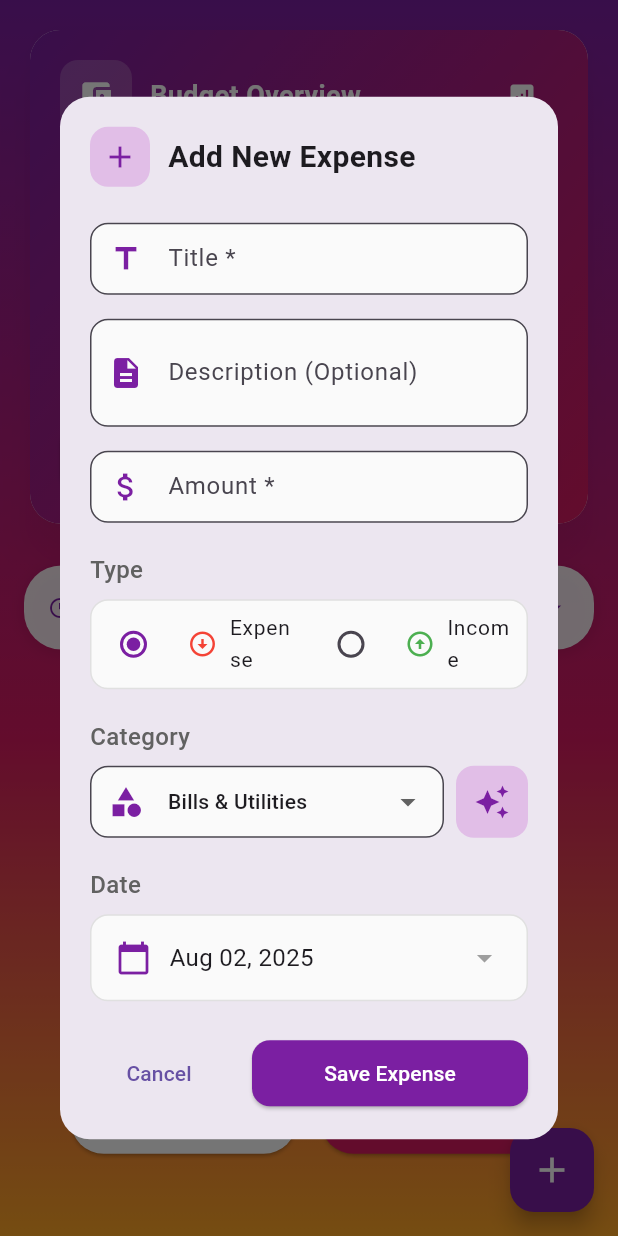
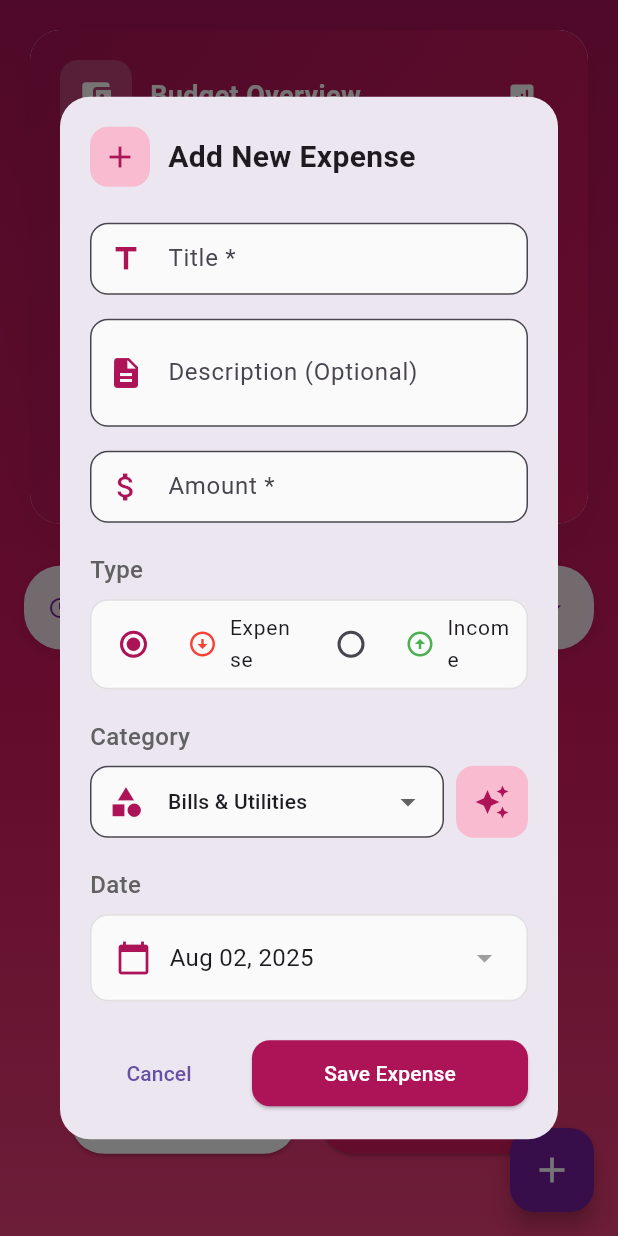
Before and after one commit to KerelosNasser/Hub, a Flutter app: the ExpenseTrackerPage screen opened directly, after a tap on "Add Expense", on a phone screen of 412 x 824 dp. Run offline on Flutter 3.47's test engine with Material 3 defaults, Android fonts, the phone set to English and light mode, and no system bars; our stand-ins replace animate_do, appwrite, audioplayers, awesome_notifications, bottom_navy_bar, connectivity_plus and 16 more; missing offline and left inert: external_app_launcher, google_mlkit_text_recognition, health, home_widget, workmanager; accounts and stored records are empty.

Commit message:
modified:   lib/expense_tracker/views/expense_tracker_page.dart 	modified:   lib/expense_tracker/widgets/add_expense_dialog.dart 	modified:   lib/expense_tracker/widgets/analytic_bottom_sheet.dart

```diff
--- a/lib/expense_tracker/widgets/add_expense_dialog.dart
+++ b/lib/expense_tracker/widgets/add_expense_dialog.dart
@@ -140,10 +140,10 @@ class _EnhancedAddExpenseDialogState extends State<EnhancedAddExpenseDialog>
                       Container(
                         padding: EdgeInsets.all(8),
                         decoration: BoxDecoration(
-                          color: Colors.purple.shade100,
+                          color: Colors.pink.shade100,
                           borderRadius: BorderRadius.circular(12),
                         ),
-                        child: Icon(Icons.add, color: Colors.purple.shade700, size: 24),
+                        child: Icon(Icons.add, color: Colors.pink.shade800, size: 24),
                       ),
                       SizedBox(width: 12),
                       Expanded(
@@ -212,7 +212,7 @@ class _EnhancedAddExpenseDialogState extends State<EnhancedAddExpenseDialog>
                         child: ElevatedButton(
                           onPressed: _saveExpense,
                           style: ElevatedButton.styleFrom(
-                            backgroundColor: Colors.purple.shade700,
+                            backgroundColor: Colors.pink.shade800,
                             foregroundColor: Colors.white,
                             shape: RoundedRectangleBorder(
                               borderRadius: BorderRadius.circular(12),
@@ -247,14 +247,14 @@ class _EnhancedAddExpenseDialogState extends State<EnhancedAddExpenseDialog>
       maxLines: maxLines,
       decoration: InputDecoration(
         labelText: required ? '$label *' : label,
-        prefixIcon: Icon(icon, color: Colors.purple.shade700),
+        prefixIcon: Icon(icon, color: Colors.pink.shade800),
         border: OutlineInputBorder(
           borderRadius: BorderRadius.circular(12),
           borderSide: BorderSide(color: Colors.grey.shade300),
         ),
         focusedBorder: OutlineInputBorder(
           borderRadius: BorderRadius.circular(12),
-          borderSide: BorderSide(color: Colors.purple.shade700, width: 2),
+          borderSide: BorderSide(color: Colors.pink.shade800, width: 2),
         ),
         filled: true,
         fillColor: Colors.grey.shade50,
@@ -299,7 +299,7 @@ class _EnhancedAddExpenseDialogState extends State<EnhancedAddExpenseDialog>
                   onChanged: (ExpenseType? value) {
                     setState(() => _selectedType = value!);
                   },
-                  activeColor: Colors.purple.shade700,
+                  activeColor: Colors.pink.shade800,
                   contentPadding: EdgeInsets.symmetric(horizontal: 8),
                 ),
               ),
@@ -318,7 +318,7 @@ class _EnhancedAddExpenseDialogState extends State<EnhancedAddExpenseDialog>
                   onChanged: (ExpenseType? value) {
                     setState(() => _selectedType = value!);
                   },
-                  activeColor: Colors.purple.shade700,
+                  activeColor: Colors.pink.shade800,
                   contentPadding: EdgeInsets.symmetric(horizontal: 8),
                 ),
               ),
@@ -348,7 +348,7 @@ class _EnhancedAddExpenseDialogState extends State<EnhancedAddExpenseDialog>
               child: DropdownButtonFormField<String>(
                 value: _selectedCategory.isEmpty ? null : _selectedCategory,
                 decoration: InputDecoration(
-                  prefixIcon: Icon(Icons.category, color: Colors.purple.shade700),
+                  prefixIcon: Icon(Icons.category, color: Colors.pink.shade800),
                   border: OutlineInputBorder(borderRadius: BorderRadius.circular(12)),
                   filled: true,
                   fillColor: Colors.grey.shade50,
@@ -368,7 +368,7 @@ class _EnhancedAddExpenseDialogState extends State<EnhancedAddExpenseDialog>
             SizedBox(width: 8),
             Container(
               decoration: BoxDecoration(
-                color: Colors.purple.shade100,
+                color: Colors.pink.shade100,
                 borderRadius: BorderRadius.circular(12),
               ),
               child: IconButton(
@@ -379,10 +379,10 @@ class _EnhancedAddExpenseDialogState extends State<EnhancedAddExpenseDialog>
                         height: 20,
                         child: CircularProgressIndicator(
                           strokeWidth: 2,
-                          valueColor: AlwaysStoppedAnimation(Colors.purple.shade700),
+                          valueColor: AlwaysStoppedAnimation(Colors.pink.shade800),
                         ),
                       )
-                    : Icon(Icons.auto_awesome, color: Colors.purple.shade700),
+                    : Icon(Icons.auto_awesome, color: Colors.pink.shade800),
                 tooltip: 'Get Smart Category',
               ),
             ),
@@ -416,7 +416,7 @@ class _EnhancedAddExpenseDialogState extends State<EnhancedAddExpenseDialog>
             ),
             child: Row(
               children: [
-                Icon(Icons.calendar_today, color: Colors.purple.shade700),
+                Icon(Icons.calendar_today, color: Colors.pink.shade800),
                 SizedBox(width: 12),
                 Expanded(
                   child: Text(
@@ -442,7 +442,7 @@ class _EnhancedAddExpenseDialogState extends State<EnhancedAddExpenseDialog>
       builder: (context, child) {
         return Theme(
           data: Theme.of(context).copyWith(
-            colorScheme: ColorScheme.light(primary: Colors.purple.shade700),
+            colorScheme: ColorScheme.light(primary: Colors.pink.shade800),
           ),
           child: child!,
         );
@@ -531,7 +531,7 @@ class SmartBudgetSummaryCard extends StatelessWidget {
                   end: Alignment.bottomRight,
                   colors: shouldShowWarning
                       ? [Colors.orange.shade600, Colors.red.shade500]
-                      : [Colors.purple.shade700, Colors.pink.shade600],
+                      : [Colors.pink.shade800, Colors.pink.shade600],
                 ),
               ),
               padding: EdgeInsets.all(20),
@@ -832,7 +832,7 @@ class SmartBudgetSummaryCard extends StatelessWidget {
                   label: Text(budget == null ? 'Set Budget' : 'Edit Budget'),
                   style: ElevatedButton.styleFrom(
                     backgroundColor: Colors.white,
-                    foregroundColor: Colors.purple.shade700,
+                    foregroundColor: Colors.pink.shade800,
                     shape: RoundedRectangleBorder(borderRadius: BorderRadius.circular(12)),
                     padding: EdgeInsets.symmetric(vertical: 12),
                   ),
@@ -864,7 +864,7 @@ class SmartBudgetSummaryCard extends StatelessWidget {
                   label: Text(budget == null ? 'Set Budget' : 'Edit Budget'),
                   style: ElevatedButton.styleFrom(
                     backgroundColor: Colors.white,
-                    foregroundColor: Colors.purple.shade700,
+                    foregroundColor: Colors.pink.shade800,
                     shape: RoundedRectangleBorder(borderRadius: BorderRadius.circular(12)),
                     padding: EdgeInsets.symmetric(vertical: 12),
                   ),
--- a/lib/expense_tracker/widgets/analytic_bottom_sheet.dart
+++ b/lib/expense_tracker/widgets/analytic_bottom_sheet.dart
@@ -154,7 +154,7 @@ class ExpenseAnalyticsSheet extends StatelessWidget {
               Icon(icon, color: color, size: 20),
               Spacer(),
               Text(
-                '\${amount.toStringAsFixed(2)}',
+                amount.toStringAsFixed(2),
                 style: TextStyle(
                   color: color,
                   fontSize: 18,
```
Also changed, not shown: lib/expense_tracker/views/expense_tracker_page.dart (+9 -64 lines).
